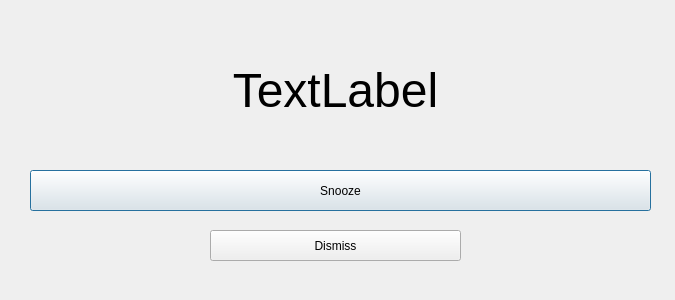
Before: the Qt Designer form snooze.ui in CountMurphy/QTalarm, drawn with Qt 5.
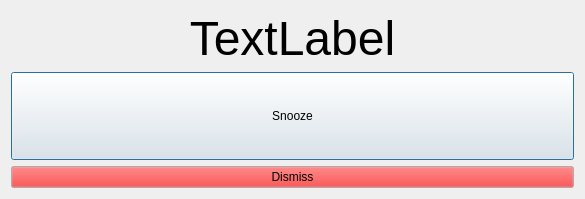
After: the same form once the commit is applied. Icons and pictures are not drawn.

Commit message: Ui fixes: click tray icon to toggle reactive windows

```diff
--- a/snooze.ui
+++ b/snooze.ui
@@ -6,8 +6,8 @@
    <rect>
     <x>0</x>
     <y>0</y>
-    <width>675</width>
-    <height>300</height>
+    <width>585</width>
+    <height>199</height>
    </rect>
   </property>
   <property name="windowTitle">
@@ -17,41 +17,9 @@
    <iconset resource="Icons.qrc">
     <normaloff>:/new/icons/Clock.png</normaloff>:/new/icons/Clock.png</iconset>
   </property>
-  <widget class="QPushButton" name="snzBtn">
-   <property name="geometry">
-    <rect>
-     <x>30</x>
-     <y>170</y>
-     <width>621</width>
-     <height>41</height>
-    </rect>
-   </property>
-   <property name="text">
-    <string>Snooze</string>
-   </property>
-  </widget>
-  <widget class="QPushButton" name="DismissBtn">
-   <property name="geometry">
-    <rect>
-     <x>210</x>
-     <y>230</y>
-     <width>251</width>
-     <height>31</height>
-    </rect>
-   </property>
-   <property name="text">
-    <string>Dismiss</string>
-   </property>
-  </widget>
+  <layout class="QVBoxLayout" name="verticalLayout">
+   <item>
   <widget class="QLabel" name="time">
-   <property name="geometry">
-    <rect>
-     <x>160</x>
-     <y>60</y>
-     <width>351</width>
-     <height>61</height>
-    </rect>
-   </property>
    <property name="font">
     <font>
      <pointsize>36</pointsize>
@@ -64,6 +32,65 @@
     <set>Qt::AlignCenter</set>
    </property>
   </widget>
+   </item>
+   <item>
+    <widget class="QPushButton" name="snzBtn">
+     <property name="sizePolicy">
+      <sizepolicy hsizetype="Minimum" vsizetype="Expanding">
+       <horstretch>0</horstretch>
+       <verstretch>0</verstretch>
+      </sizepolicy>
+     </property>
+     <property name="text">
+      <string>Snooze</string>
+     </property>
+    </widget>
+   </item>
+   <item>
+    <widget class="QPushButton" name="DismissBtn">
+     <property name="palette">
+      <palette>
+       <active>
+        <colorrole role="Button">
+         <brush brushstyle="SolidPattern">
+          <color alpha="255">
+           <red>255</red>
+           <green>0</green>
+           <blue>0</blue>
+          </color>
+         </brush>
+        </colorrole>
+       </active>
+       <inactive>
+        <colorrole role="Button">
+         <brush brushstyle="SolidPattern">
+          <color alpha="255">
+           <red>255</red>
+           <green>0</green>
+           <blue>0</blue>
+          </color>
+         </brush>
+        </colorrole>
+       </inactive>
+       <disabled>
+        <colorrole role="Button">
+         <brush brushstyle="SolidPattern">
+          <color alpha="255">
+           <red>255</red>
+           <green>0</green>
+           <blue>0</blue>
+          </color>
+         </brush>
+        </colorrole>
+       </disabled>
+      </palette>
+     </property>
+     <property name="text">
+      <string>Dismiss</string>
+     </property>
+    </widget>
+   </item>
+  </layout>
  </widget>
  <resources>
   <include location="Icons.qrc"/>
```
Lines whose indentation alone changed are shown as unchanged. The commit also changes 6 other files.
